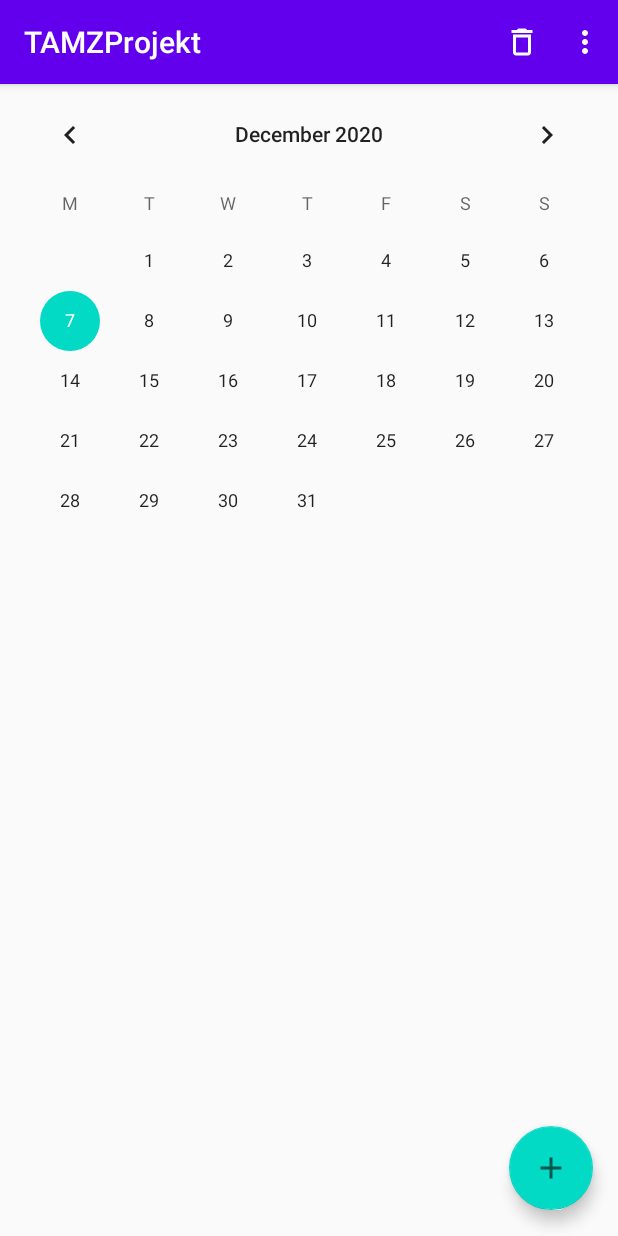
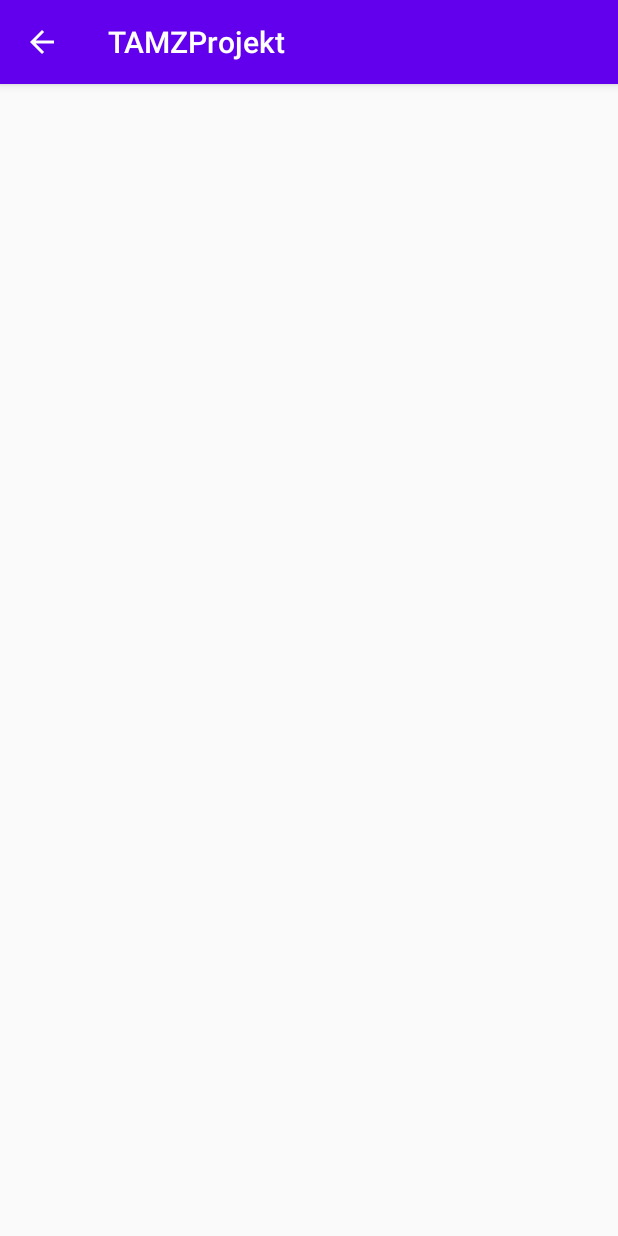
Before and after one commit to Joe5K/CalorieTables, an Android app: the screen it shows after launch (MainActivity before the commit, Settings after it), in the options menu, after a tap on "Settings", on a phone screen of 412 x 824 dp. Run offline under Robolectric (Android 15) with nearby library versions, the phone set to English and light mode, and no system bars.

Commit message:
added settings

```diff
--- a/app/src/main/AndroidManifest.xml
+++ b/app/src/main/AndroidManifest.xml
@@ -9,7 +9,8 @@
         android:roundIcon="@mipmap/ic_launcher_round"
         android:supportsRtl="true"
         android:theme="@style/AppTheme">
-        <activity android:name=".activities.EditFoodDataActivity"></activity>
+        <activity android:name=".activities.Settings"></activity>
+        <activity android:name=".activities.EditFoodDataActivity" />
         <activity android:name=".activities.MainActivity">
             <intent-filter>
                 <action android:name="android.intent.action.MAIN" />
--- a/app/src/main/java/com/tamz/tamzprojekt/activities/MainActivity.java
+++ b/app/src/main/java/com/tamz/tamzprojekt/activities/MainActivity.java
@@ -57,7 +57,8 @@ public class MainActivity extends AppCompatActivity {
                 return true;
 
             case R.id.action_settings:
-                System.out.println("kk");
+                Intent intent = new Intent(this, Settings.class);
+                startActivityForResult(intent, 1);
                 return true;
 
             default:
--- /dev/null
+++ b/app/src/main/java/com/tamz/tamzprojekt/activities/Settings.java
@@ -0,0 +1,29 @@
+package com.tamz.tamzprojekt.activities;
+
+import androidx.appcompat.app.AppCompatActivity;
+
+import android.os.Bundle;
+import android.view.MenuItem;
+
+import com.tamz.tamzprojekt.R;
+
+public class Settings extends AppCompatActivity {
+
+    @Override
+    protected void onCreate(Bundle savedInstanceState) {
+        getSupportActionBar().setDisplayHomeAsUpEnabled(true);
+        getSupportActionBar().setHomeButtonEnabled(true);
+        super.onCreate(savedInstanceState);
+        setContentView(R.layout.activity_settings);
+    }
+
+    @Override
+    public boolean onOptionsItemSelected(MenuItem item) {
+
+        if(item.getItemId() == android.R.id.home)
+        {
+            finish();
+        }
+        return super.onOptionsItemSelected(item);
+    }
+}
--- /dev/null
+++ b/app/src/main/res/layout/activity_settings.xml
@@ -0,0 +1,9 @@
+<?xml version="1.0" encoding="utf-8"?>
+<androidx.constraintlayout.widget.ConstraintLayout xmlns:android="http://schemas.android.com/apk/res/android"
+    xmlns:app="http://schemas.android.com/apk/res-auto"
+    xmlns:tools="http://schemas.android.com/tools"
+    android:layout_width="match_parent"
+    android:layout_height="match_parent"
+    tools:context=".activities.Settings">
+
+</androidx.constraintlayout.widget.ConstraintLayout>
```
